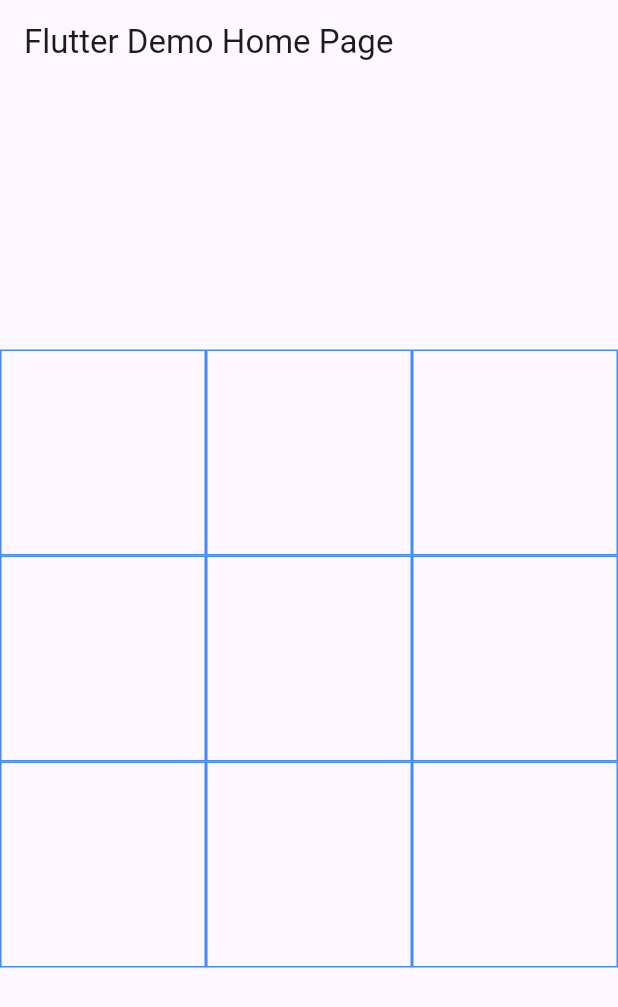
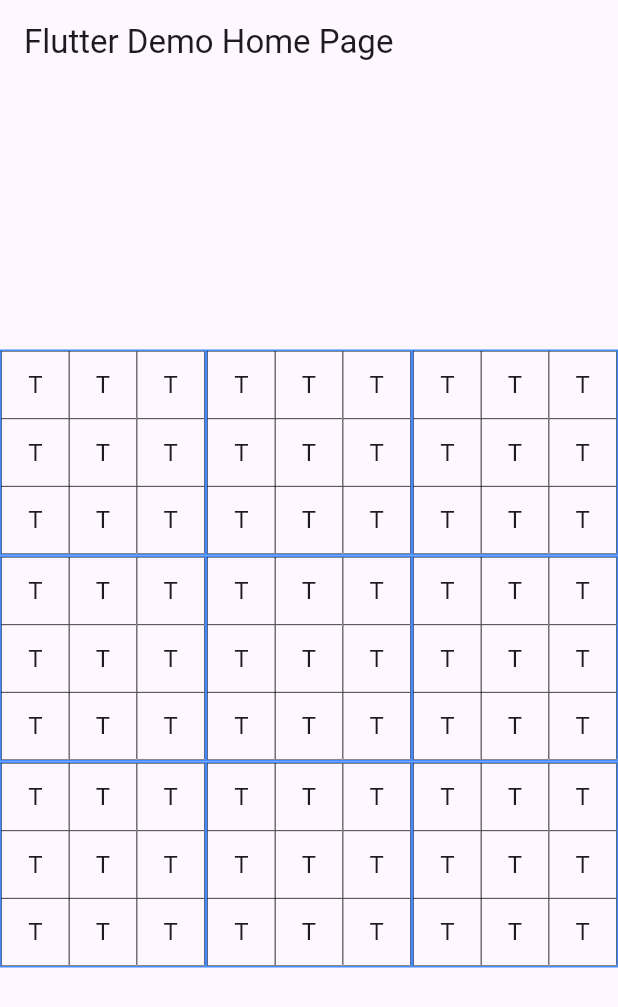
Before and after one commit to Kumi-Alicia/flutter-tp, a Flutter app: the screen it shows after launch, on a phone screen of 412 x 824 dp. Shown: the top 1007 px of the screen. Run offline on Flutter 3.47's test engine with Material 3 defaults, Android fonts, the phone set to English and light mode, and no system bars.

Commit message:
Resolves 2

```diff
--- a/lib/game.dart
+++ b/lib/game.dart
@@ -1,4 +1,6 @@
 import 'package:flutter/material.dart';
+
+import 'innerGrid.dart';
 
 class Game extends StatefulWidget {
   const Game({Key? key, required this.title}) : super(key: key);
@@ -37,6 +39,7 @@ class _GameState extends State<Game> {
                 decoration: BoxDecoration(
                   border: Border.all(color: Colors.blueAccent, width: 1), // Bord bleu
                 ),
+                child: const InnerGrid(),
               );
             }),
 
--- /dev/null
+++ b/lib/innerGrid.dart
@@ -0,0 +1,29 @@
+import 'package:flutter/material.dart';
+
+class InnerGrid extends StatelessWidget {
+  const InnerGrid({Key? key}) : super(key: key);
+
+  @override
+  Widget build(BuildContext context) {
+    return GridView.count(
+      crossAxisCount: 3,
+      shrinkWrap: true,
+      physics: const NeverScrollableScrollPhysics(),
+      children: List.generate(9, (index) {
+        return Container(
+          decoration: BoxDecoration(
+            border: Border.all(color: Colors.black, width: 0.3),
+          ),
+          child: const Center(
+            child: Text(
+              'T',
+              style: TextStyle(
+                fontSize: 16,
+              ),
+            ),
+          ),
+        );
+      }),
+    );
+  }
+}
```
